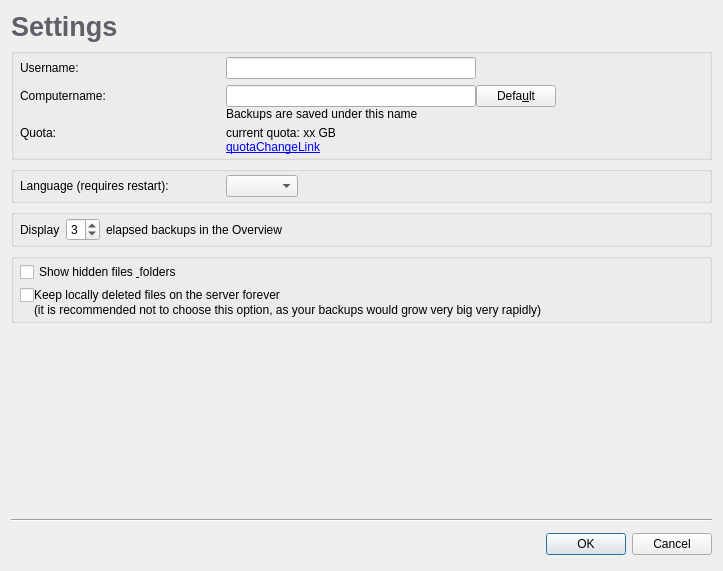
The window that src/gui/settings_form.ui (stepping-stone/sepiola) describes before a commit, drawn with Qt 5.
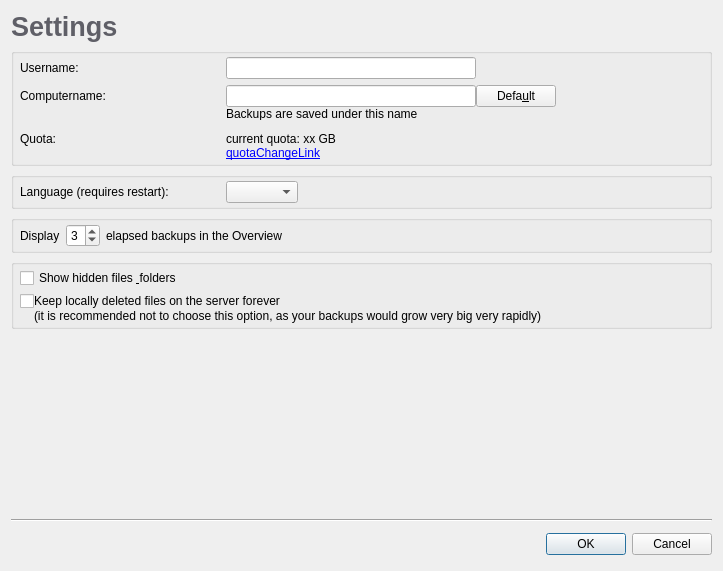
The same window after the commit.

Commit message: display quota in settings-window

```diff
--- a/src/gui/settings_form.ui
+++ b/src/gui/settings_form.ui
@@ -57,6 +57,9 @@
       <string/>
      </property>
      <layout class="QVBoxLayout">
+      <property name="spacing">
+       <number>6</number>
+      </property>
       <property name="leftMargin">
        <number>6</number>
       </property>
@@ -248,6 +251,22 @@
         </item>
        </layout>
       </item>
+      <item>
+       <spacer name="verticalSpacer">
+        <property name="orientation">
+         <enum>Qt::Vertical</enum>
+        </property>
+        <property name="sizeType">
+         <enum>QSizePolicy::Fixed</enum>
+        </property>
+        <property name="sizeHint" stdset="0">
+         <size>
+          <width>20</width>
+          <height>6</height>
+         </size>
+        </property>
+       </spacer>
+      </item>
       <item>
        <layout class="QGridLayout">
         <property name="verticalSpacing">
@@ -305,6 +324,11 @@
             <height>0</height>
            </size>
           </property>
+          <property name="font">
+           <font>
+            <pointsize>9</pointsize>
+           </font>
+          </property>
           <property name="text">
            <string>&lt;a href=&quot;http://www.quotaChangeTemp.org&quot;&gt;quotaChangeLink&lt;/a&gt;</string>
           </property>
```
Left out of the diff: 2 changed lines with no effect on the pictures. The commit also changes 1 other file.
